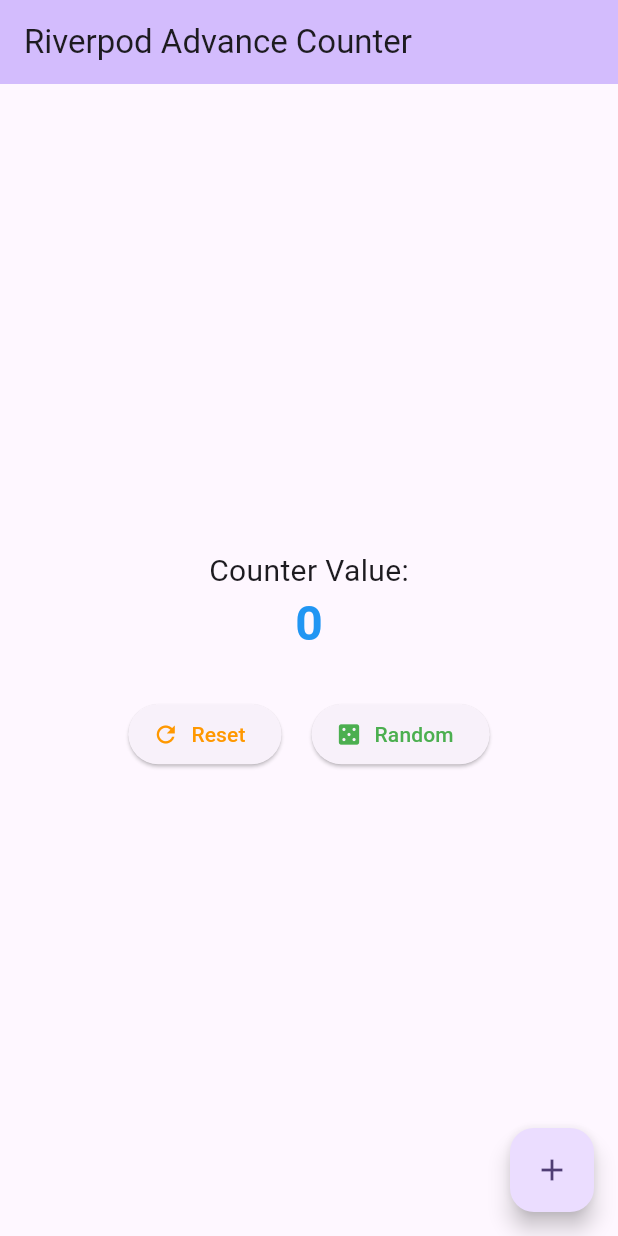
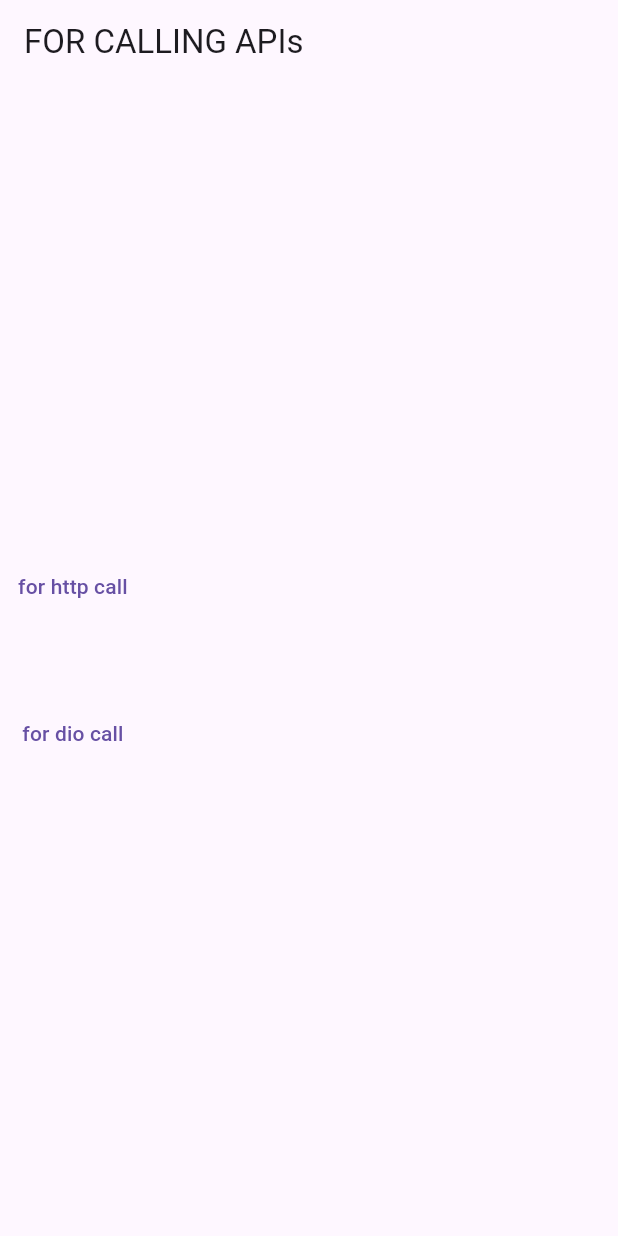
Before and after one commit to Ashutoshlivrn/march, a Flutter app: the screen it shows after launch, on a phone screen of 412 x 824 dp. Run offline on Flutter 3.47's test engine with Material 3 defaults, Android fonts, the phone set to English and light mode, and no system bars; our stand-ins replace dio, flutter_riverpod.

Commit message:
displayed the use of dio and http

```diff
--- a/lib/main.dart
+++ b/lib/main.dart
@@ -1,33 +1,13 @@
-import 'dart:math';
 import 'package:flutter/material.dart';
 import 'package:flutter_riverpod/flutter_riverpod.dart';
-
-// 1. Create a Controller (StateNotifier)
-class CounterController extends StateNotifier<int> {
-  CounterController() : super(0);
-
-  void increment() {
-    state++;
-  }
-
-  // Random Functionality 1: Reset
-  void reset() {
-    state = 0;
-  }
-
-  // Random Functionality 2: Set to a Random Number
-  void setToRandom() {
-    state = Random().nextInt(100);
-  }
-}
-
-// 2. Define the Provider
-final counterProvider = StateNotifierProvider<CounterController, int>((ref) {
-  return CounterController();
-});
+import 'package:march/view/homepage.dart';
 
 void main() {
+  // Ensure that widget binding is initialized for various plugins
+  WidgetsFlutterBinding.ensureInitialized();
+
   runApp(
+    // ProviderScope is required to use Riverpod across the app
     const ProviderScope(
       child: MyApp(),
     ),
@@ -40,73 +20,7 @@ class MyApp extends StatelessWidget {
   @override
   Widget build(BuildContext context) {
     return MaterialApp(
-      title: 'Riverpod Counter',
-      theme: ThemeData(
-        colorScheme: ColorScheme.fromSeed(seedColor: Colors.deepPurple),
-        useMaterial3: true,
-      ),
-      home: const MyHomePage(title: 'Riverpod Advance Counter'),
+      home: Homepage(),
     );
   }
 }
-
-class MyHomePage extends ConsumerWidget {
-  const MyHomePage({super.key, required this.title});
-
-  final String title;
-
-  @override
-  Widget build(BuildContext context, WidgetRef ref) {
-    final count = ref.watch(counterProvider);
-
-    return Scaffold(
-      appBar: AppBar(
-        backgroundColor: Theme.of(context).colorScheme.inversePrimary,
-        title: Text(title),
-      ),
-      body: Center(
-        child: Column(
-          mainAxisAlignment: MainAxisAlignment.center,
-          children: <Widget>[
-            const Text('Counter Value:', style: TextStyle(fontSize: 20)),
-            Text(
-              '$count',
-              style: Theme.of(context).textTheme.headlineLarge?.copyWith(
-                color: count % 2 == 0 ? Colors.blue : Colors.red, // Count color changes if even/odd
-                fontWeight: FontWeight.bold,
-              ),
-            ),
-            const SizedBox(height: 30),
-            Row(
-              mainAxisAlignment: MainAxisAlignment.center,
-              children: [
-                // Button 1: Reset
-                ElevatedButton.icon(
-                  onPressed: () => ref.read(counterProvider.notifier).reset(),
-                  icon: const Icon(Icons.refresh),
-                  label: const Text('Reset'),
-                  style: ElevatedButton.styleFrom(foregroundColor: Colors.orange),
-                ),
-                const SizedBox(width: 20),
-                // Button 2: Random Number
-                ElevatedButton.icon(
-                  onPressed: () => ref.read(counterProvider.notifier).setToRandom(),
-                  icon: const Icon(Icons.casino),
-                  label: const Text('Random'),
-                  style: ElevatedButton.styleFrom(foregroundColor: Colors.green),
-                ),
-              ],
-            ),
-          ],
-        ),
-      ),
-      floatingActionButton: FloatingActionButton(
-        onPressed: () {
-          ref.read(counterProvider.notifier).increment();
-        },
-        tooltip: 'Increment',
-        child: const Icon(Icons.add),
-      ),
-    );
-  }
-}
--- /dev/null
+++ b/lib/view/homepage.dart
@@ -0,0 +1,49 @@
+import 'package:flutter/material.dart';
+import 'package:flutter_riverpod/flutter_riverpod.dart';
+import 'package:march/cont/todo_controller.dart';
+import 'package:march/repo/todo_repo.dart';
+import 'package:march/view/to_do_screen.dart';
+
+
+class Homepage extends ConsumerStatefulWidget {
+  const Homepage({super.key});
+
+  @override
+  ConsumerState<Homepage> createState() => _HomepageState();
+}
+
+class _HomepageState extends ConsumerState<Homepage> {
+  @override
+  Widget build(BuildContext context) {
+
+    return Scaffold(
+      appBar: AppBar(title: Text("FOR CALLING APIs"),),
+      body: Column(
+        mainAxisAlignment: MainAxisAlignment.center,
+        children: [
+          TextButton(onPressed: () async{
+
+            await ref.read(todoControllerProvider.notifier).getTodosFromHttp();
+            if(context.mounted){
+              Navigator.of(context).push(MaterialPageRoute(builder: (context) => ToDoScreen(),));
+            }
+
+
+          }, child: Text("for http call")),
+
+          const SizedBox(height: 50,),
+
+          TextButton(onPressed: () async{
+
+            await ref.read(todoControllerProvider.notifier).getTodosFromDio();
+            if(context.mounted){
+              Navigator.of(context).push(MaterialPageRoute(builder: (context) => ToDoScreen(),));
+            }
+
+
+          }, child: Text("for dio call")),
+        ],
+      ),
+    );
+  }
+}
--- a/pubspec.yaml
+++ b/pubspec.yaml
@@ -12,6 +12,9 @@ dependencies:
     sdk: flutter
   flutter_riverpod: ^2.5.1
   cupertino_icons: ^1.0.8
+  http: ^1.2.1
+  dio: ^5.4.3+1
+  go_router: ^14.2.0
 
 dev_dependencies:
   flutter_test:
```
Also changed, not shown: lib/cont/todo_controller.dart (added, +111 -0 lines), lib/model/todo_model.dart (added, +25 -0 lines), lib/repo/todo_repo.dart (added, +55 -0 lines), lib/view/to_do_screen.dart (added, +45 -0 lines), pubspec.lock.
